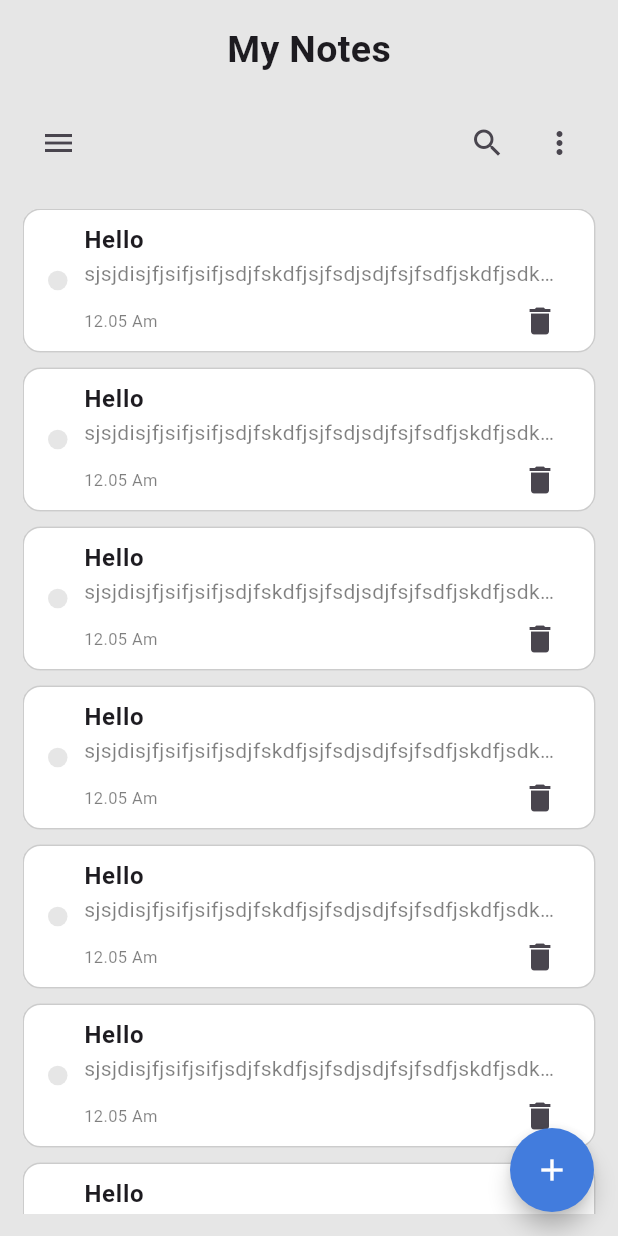
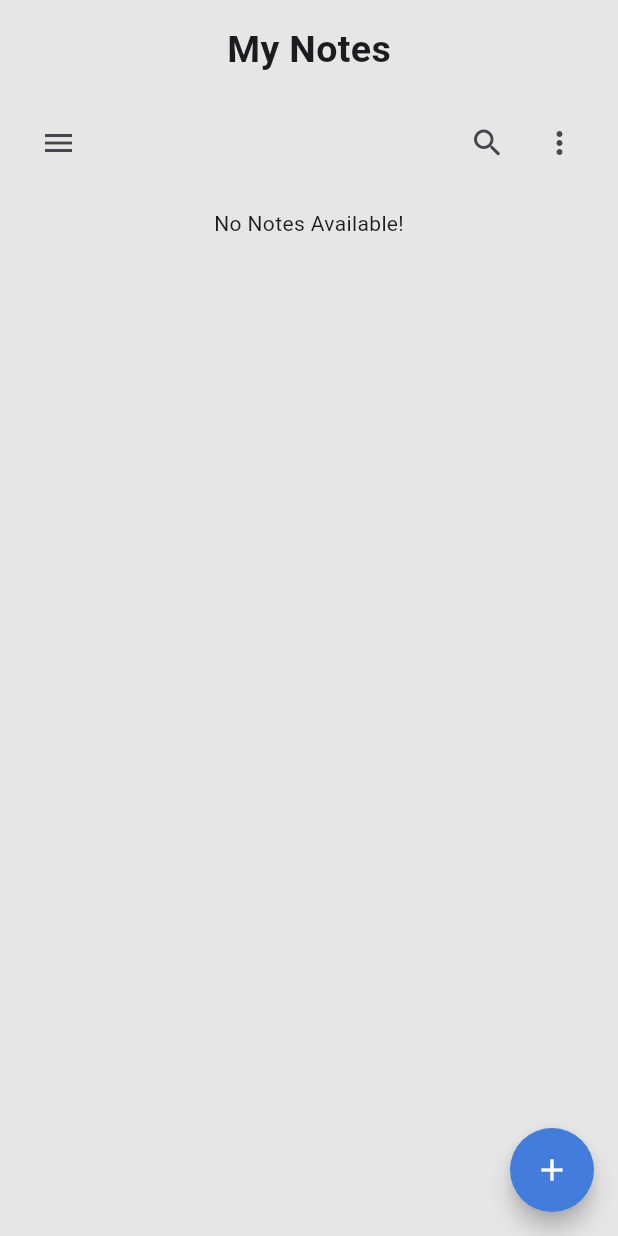
Before and after one commit to Shahin4292/-Caretutors, a Flutter app: the screen it shows after launch, on a phone screen of 412 x 824 dp. Run offline on Flutter 3.47's test engine with Material 3 defaults, Android fonts, the phone set to English and light mode, and no system bars; our stand-ins replace get.

```diff
--- a/lib/controller/notes_controller.dart
+++ b/lib/controller/notes_controller.dart
@@ -1,9 +1,11 @@
+import 'package:caretutors/models/notes_model.dart';
 import 'package:get/get.dart';
 
 class NotesController extends GetxController {
-  RxList notes = [].obs;
+  RxList<NotesModel> notes = <NotesModel>[].obs;
 
-  addNotes (){
-
+  addNotes (NotesModel notesData){
+    notes.add(notesData);
+    update();
   }
 }
--- a/lib/pages/HomePage/home_screen.dart
+++ b/lib/pages/HomePage/home_screen.dart
@@ -1,3 +1,4 @@
+import 'package:caretutors/controller/notes_controller.dart';
 import 'package:caretutors/pages/routes/routes_name.dart';
 import 'package:caretutors/pages/widget/custom_single_note.dart';
 import 'package:caretutors/utils/color.dart';
@@ -14,6 +15,8 @@ class HomeScreen extends StatefulWidget {
 class _HomeScreenState extends State<HomeScreen> {
   @override
   Widget build(BuildContext context) {
+    final controller = Get.put(NotesController());
+
     return Scaffold(
       body: Container(
         color: AppColors.backgroundColor,
@@ -54,13 +57,18 @@ class _HomeScreenState extends State<HomeScreen> {
                     height: 20,
                   ),
                   Expanded(
-                      child: SingleChildScrollView(
+                    child: Obx(
+                      () => SingleChildScrollView(
                         child: Column(
                           children: [
-                        ListView.builder(
+                            controller.notes.isEmpty
+                                ? const Center(
+                                    child: Text("No Notes Available!"),
+                                  )
+                                : ListView.builder(
                                     shrinkWrap: true,
                                     primary: false,
-                          itemCount: 10,
+                                    itemCount: controller.notes.length,
                                     itemBuilder: (context, index) {
                                       return const CustomSingleNote(
                                         title: 'Hello',
@@ -72,7 +80,9 @@ class _HomeScreenState extends State<HomeScreen> {
                                   )
                           ],
                         ),
-                  ))
+                      ),
+                    ),
+                  )
                 ],
               ),
             ),
```
Also changed, not shown: lib/pages/Notes/note.dart (+34 -10 lines). Lines whose indentation alone changed are shown as unchanged.
